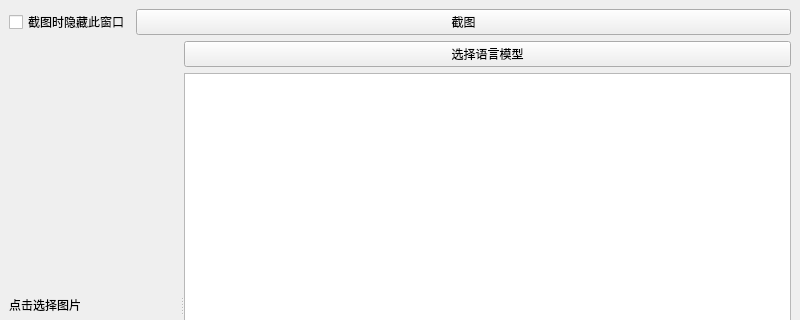
Qt form src/mainwindow.ui (cathaysia/ocr) before a commit; both pictures show x 0 to 800 and y 0 to 320 of the 800 by 600 pixel window.
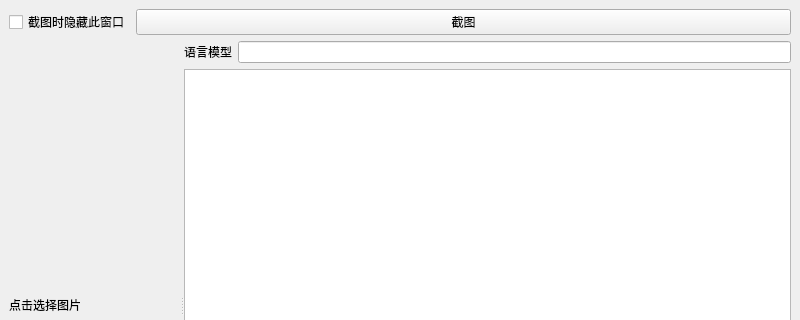
The same form after that commit.

Commit message: refactor(mainwindow): 使用 qlineedit 替换了 qmenu + qaction 的方式

What changed in the file:
```diff
--- a/src/mainwindow.ui
+++ b/src/mainwindow.ui
@@ -16,7 +16,7 @@
   <widget class="QWidget" name="centralwidget">
    <layout class="QVBoxLayout" name="verticalLayout_2">
     <item>
-     <layout class="QHBoxLayout" name="horizontalLayout">
+     <layout class="QHBoxLayout" name="horizontalLayout_2">
       <item>
        <widget class="QCheckBox" name="cbox_hidden">
         <property name="text">
@@ -49,14 +49,21 @@
         <string>点击选择图片</string>
        </property>
       </widget>
-      <widget class="QWidget" name="layoutWidget">
+      <widget class="QWidget" name="">
        <layout class="QVBoxLayout" name="verticalLayout">
         <item>
-         <widget class="QPushButton" name="btn_lang">
+         <layout class="QHBoxLayout" name="horizontalLayout">
+          <item>
+           <widget class="QLabel" name="label">
           <property name="text">
-           <string>选择语言模型</string>
-          </property>
-         </widget>
+             <string>语言模型</string>
+            </property>
+           </widget>
+          </item>
+          <item>
+           <widget class="QLineEdit" name="line_lang"/>
+          </item>
+         </layout>
         </item>
         <item>
          <widget class="QTextBrowser" name="browser_txt"/>
```
Lines whose indentation alone changed are shown as unchanged. The commit also changes 2 other files.
